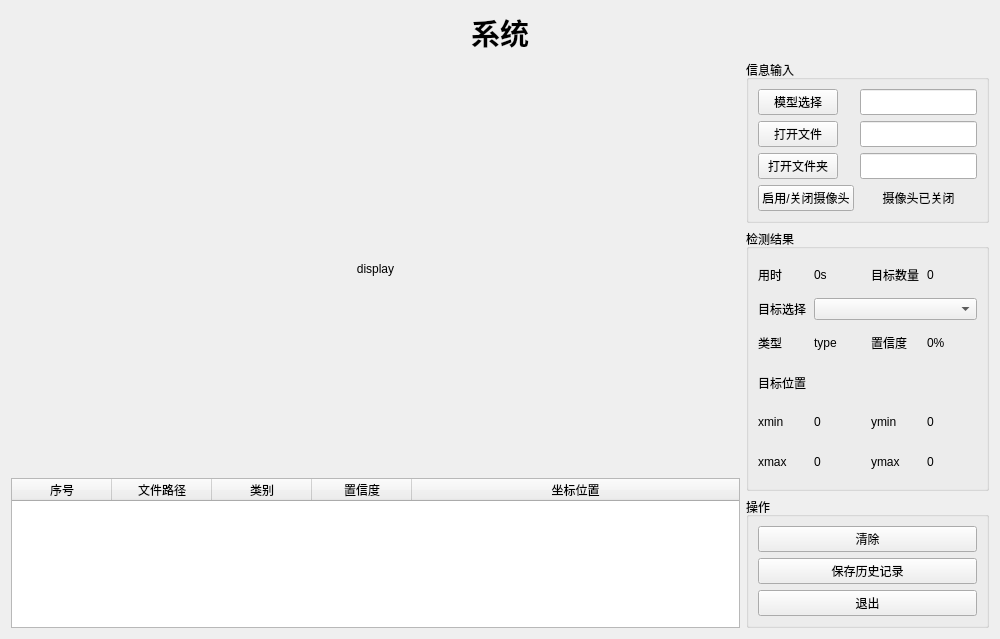
Above: widgets/display_apply/display.ui from dente9/yolo_qt before the change. Below: the same form after it.
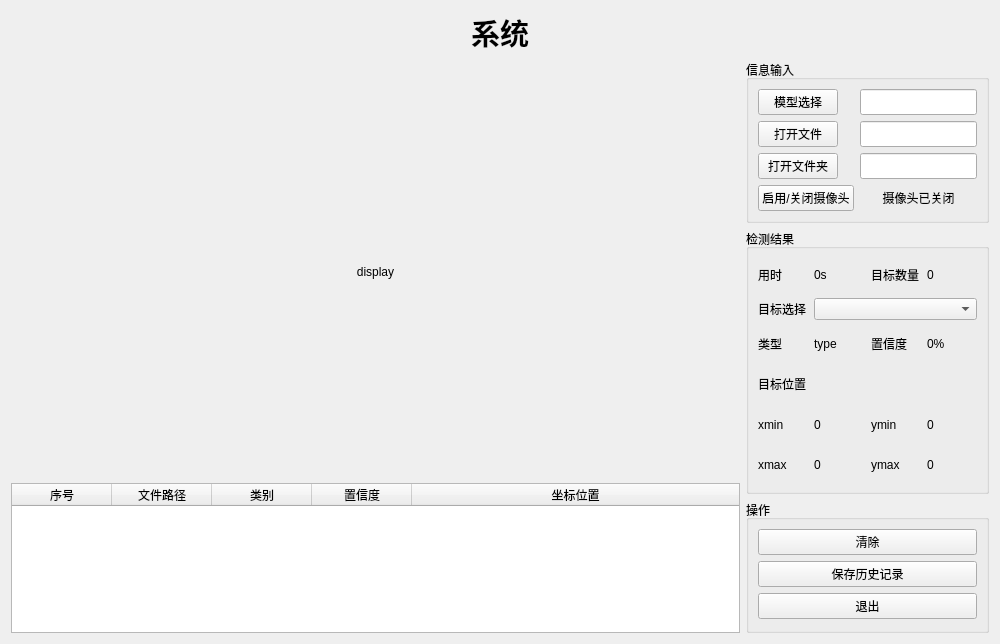
That is the form after the change. Icons and pictures are not drawn.

```diff
--- a/widgets/display_apply/display.ui
+++ b/widgets/display_apply/display.ui
@@ -7,7 +7,7 @@
     <x>0</x>
     <y>0</y>
     <width>1000</width>
-    <height>639</height>
+    <height>644</height>
    </rect>
   </property>
   <property name="minimumSize">
@@ -25,6 +25,11 @@
   <property name="windowTitle">
    <string>Form</string>
   </property>
+  <property name="styleSheet">
+   <string notr="true">QWidget#mainwigget {
+    border-image: url(:/images/resource/images/bg.png);
+}</string>
+  </property>
   <layout class="QVBoxLayout" name="verticalLayout_6">
    <item>
     <widget class="QLabel" name="lb_title">
```
Left out of the diff: 36 changed lines with no effect on the pictures.
